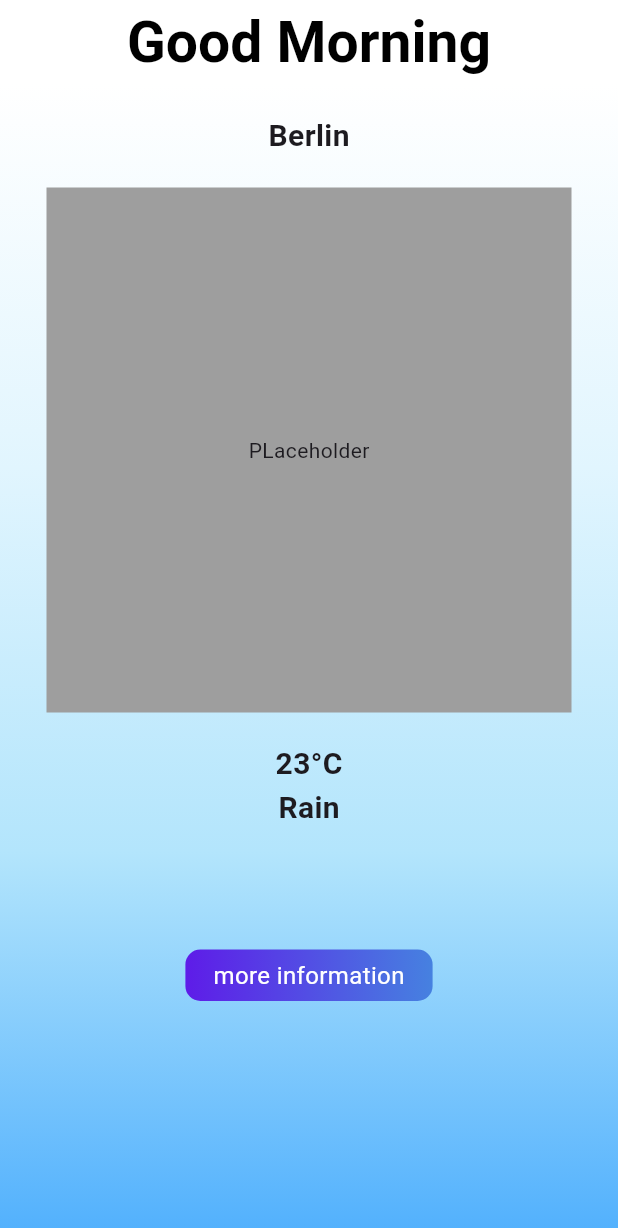
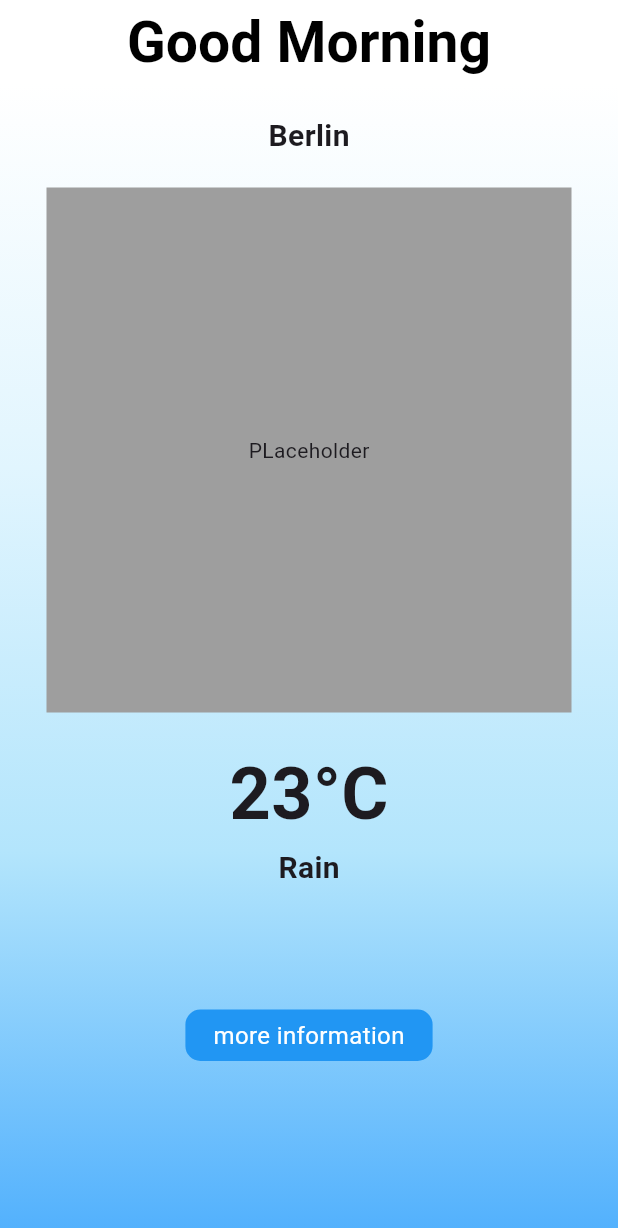
Before and after one commit to Yannick-Apostel/weather-app, a Flutter app: the screen it shows after launch, on a phone screen of 412 x 824 dp. Shown: the top 1228 px of the screen. Run offline on Flutter 3.47's test engine with Material 3 defaults, Android fonts, the phone set to English and light mode, and no system bars; our stand-ins replace geolocator.

```diff
--- a/weatherapp/lib/presentation/home/widget/actionButton.dart
+++ b/weatherapp/lib/presentation/home/widget/actionButton.dart
@@ -15,13 +15,7 @@ class ActionButton extends StatelessWidget {
         child: Container(
           decoration: BoxDecoration(
             borderRadius: BorderRadius.circular(10),
-            gradient: const LinearGradient(
-                end: Alignment.centerLeft,
-                begin: Alignment.centerRight,
-                colors: [
-                  Color(0xff4681E0),
-                  Color(0xff5E1CE8),
-                ]),
+            color: Colors.blue[500],
           ),
           height: screenSize.width / 12,
           width: screenSize.width / 2.5,
--- a/weatherapp/lib/presentation/home/widget/homebody.dart
+++ b/weatherapp/lib/presentation/home/widget/homebody.dart
@@ -45,7 +45,7 @@ class HomeBody extends StatelessWidget {
             ),
             Container(
               child: const Text("23°C",
-                  style: TextStyle(fontSize: 20, fontWeight: FontWeight.bold)),
+                  style: TextStyle(fontSize: 48, fontWeight: FontWeight.bold)),
             ),
             Container(
               child: const Text("Rain",
@@ -54,7 +54,6 @@ class HomeBody extends StatelessWidget {
             const SizedBox(
               height: 40,
             ),
-
             const SizedBox(
               height: 40,
             ),
--- a/weatherapp/pubspec.yaml
+++ b/weatherapp/pubspec.yaml
@@ -35,6 +35,9 @@ dependencies:
   # The following adds the Cupertino Icons font to your application.
   # Use with the CupertinoIcons class for iOS style icons.
   cupertino_icons: ^1.0.2
+  flutter_bloc: ^8.1.3
+  equatable: ^2.0.5
+  geolocator: ^10.1.0
 
 dev_dependencies:
   flutter_test:
```
Also changed, not shown: weatherapp/lib/main.dart (+29 -1 lines), weatherapp/pubspec.lock, 2 other files.
